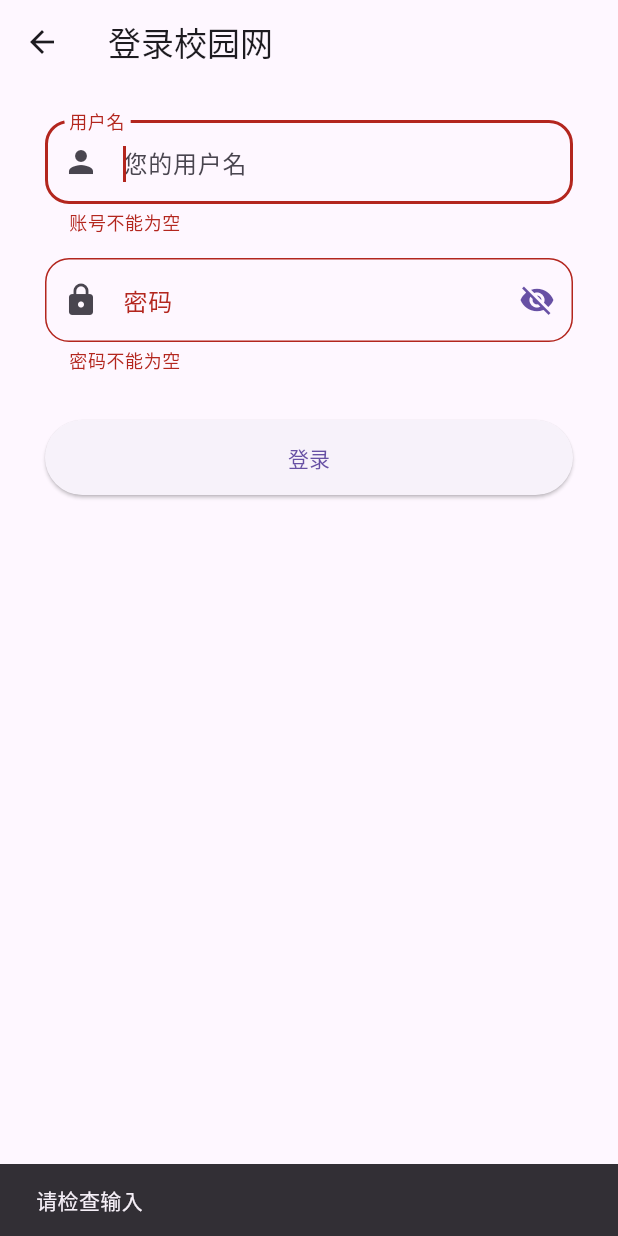
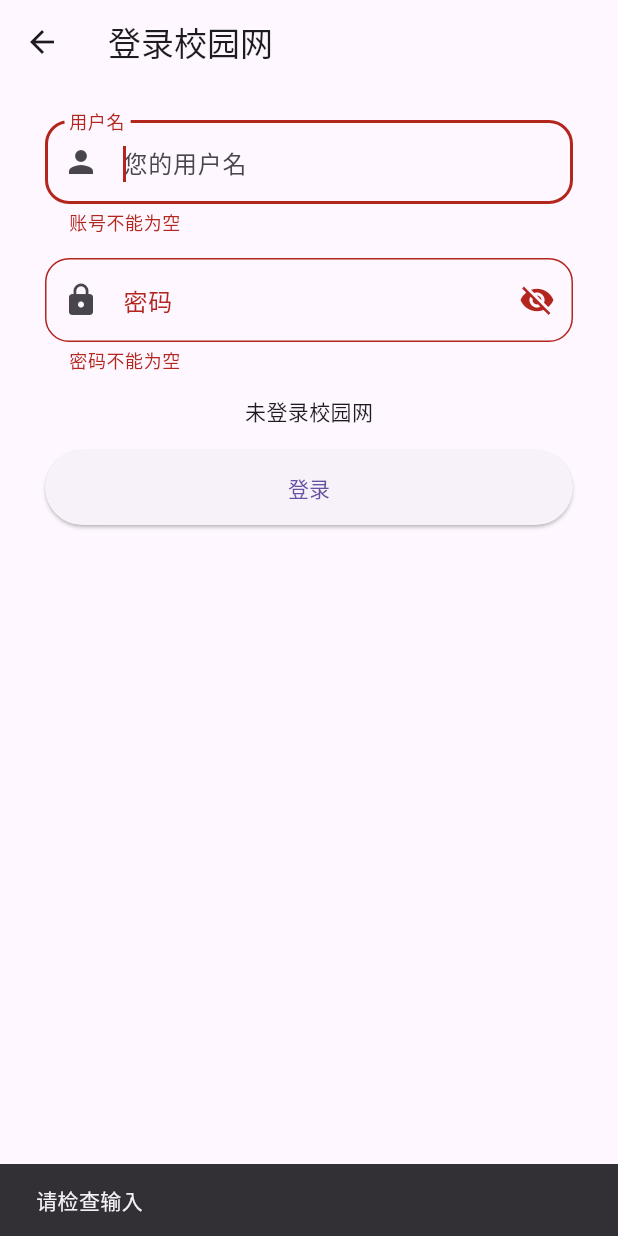
Before and after one commit to wilinz/guet_toolbox, a Flutter app: the _CampusNetworkPage screen opened directly, after a tap on "登录", on a phone screen of 412 x 824 dp. Run offline on Flutter 3.47's test engine with Material 2 defaults, Android fonts, the light colour scheme and no system bars; our stand-ins replace auto_size_text, connectivity_plus, cookie_jar, dio, dio_cookie_manager, floor and 8 more; missing offline and left inert: common_utils, encrypt, lpinyin, window_manager; accounts and stored records are empty; generated files the repository leaves out were written again; network calls fail; statements that could not run were skipped.

Commit message:
监听网络变动并检测是否是校园网

```diff
--- a/lib/data/repository/campus_network.dart
+++ b/lib/data/repository/campus_network.dart
@@ -1,15 +1,34 @@
 import 'package:guettoolbox/common/key.dart';
 import 'package:guettoolbox/data/dao/database.dart';
+import 'package:guettoolbox/data/model/campus_network/campus_network_auth_online_list.dart';
 import 'package:guettoolbox/data/model/campus_network/campus_network_auth_response_common.dart';
 import 'package:guettoolbox/data/model/campus_network/campus_network_auth_response_success.dart';
 import 'package:guettoolbox/data/model/user/user.dart';
 import 'package:guettoolbox/data/repository/network_detection.dart';
 import 'package:guettoolbox/data/service/campus_network_auth.dart';
 import 'package:guettoolbox/data/service/login.dart';
+import 'package:rxdart/rxdart.dart';
 import 'package:shared_preferences/shared_preferences.dart';
 
 class CampusNetworkRepository {
-  Future<dynamic> login(String username, String password, ISP isp) async{
+  BehaviorSubject<CampusNetworkAuthOnlineList?>
+      _campusNetworkAuthStateController =
+      BehaviorSubject<CampusNetworkAuthOnlineList?>();
+
+  ValueStream<CampusNetworkAuthOnlineList?> get campusNetworkAuthState =>
+      _campusNetworkAuthStateController.stream;
+
+  refresh() async {
+    CampusNetworkAuthOnlineList? onlineList;
+    try {
+      onlineList = await onlineListOrNull();
+    } catch (e) {
+      onlineList = null;
+    }
+    _campusNetworkAuthStateController.add(onlineList);
+  }
+
+  Future<dynamic> login(String username, String password, ISP isp) async {
     final db = await getDatabase();
     var user = await db.userDao.get(username);
     if (user == null) {
@@ -21,14 +40,13 @@ class CampusNetworkRepository {
       db.userDao.insertUser(user);
     }
     final respData = await CampusNetworkAuth.login(username, password, isp);
-    if (respData is CampusNetworkAuthResponseSuccess){
+    if (respData is CampusNetworkAuthResponseSuccess) {
       user.password = password;
       user.isActive = true;
       db.userDao.updateUser(user);
       db.userDao.offlineOtherUser(user.username);
     }
   }
-
 
   Future<CampusNetworkAuthResponseCommon> unbind(String userAccount) =>
       CampusNetworkAuth.unbind(userAccount);
@@ -38,6 +56,12 @@ class CampusNetworkRepository {
 
   Future<dynamic> onlineList() => CampusNetworkAuth.onlineList();
 
+  Future<CampusNetworkAuthOnlineList?> onlineListOrNull() async {
+    final respData = await onlineList();
+    if (respData is CampusNetworkAuthOnlineList) return respData;
+    return null;
+  }
+
   CampusNetworkRepository._create();
 
   static CampusNetworkRepository? _instance;
--- a/lib/data/repository/network_detection.dart
+++ b/lib/data/repository/network_detection.dart
@@ -1,11 +1,24 @@
+import 'dart:async';
+
+import 'package:rxdart/rxdart.dart';
+
 import '../network.dart';
 import '../service/network_detection.dart';
 
 class NetworkDetectionRepository {
-  bool? _isCampusNetworkCache = null;
+
+  bool? get isCampusNetworkCache => isCampusNetworkState.valueOrNull;
+
+  BehaviorSubject<bool?> _isCampusNetworkStateController = BehaviorSubject<bool?>();
+  ValueStream<bool?> get isCampusNetworkState => _isCampusNetworkStateController.stream;
 
   Future<bool?> get isCampusNetwork async {
-    return _isCampusNetworkCache ??= await _isCampusNetwork();
+    if (isCampusNetworkCache == null) await refresh();
+    return isCampusNetworkCache;
+  }
+
+  refresh() async {
+    _isCampusNetworkStateController.add(await _isCampusNetwork());
   }
 
   Future<bool> _isCampusNetwork() async {
--- a/lib/ui/page/campus_network/campus_network.dart
+++ b/lib/ui/page/campus_network/campus_network.dart
@@ -1,6 +1,7 @@
 import 'package:flutter/material.dart';
 import 'package:guettoolbox/data/model/campus_network/campus_network_auth_response_fail.dart';
 import 'package:guettoolbox/data/model/campus_network/campus_network_auth_response_success.dart';
+import 'package:guettoolbox/data/repository/campus_network.dart';
 import 'package:guettoolbox/data/service/campus_network_auth.dart';
 import 'package:kt_dart/standard.dart';
 import 'package:provider/provider.dart';
@@ -93,7 +94,6 @@ class _CampusNetworkPageState extends State<_CampusNetworkPage> {
                                 _passwordVisible
                                     ? Icons.visibility
                                     : Icons.visibility_off,
-                                color: Theme.of(context).primaryColor,
                               ),
                               onPressed: () {
                                 //更新状态控制密码显示或隐藏
@@ -114,7 +114,7 @@ class _CampusNetworkPageState extends State<_CampusNetworkPage> {
                         Container(
                           height: 16,
                         ),
-                        FutureBuilder(
+                        StreamBuilder(
                             builder: (context, snapshot) {
                               if (snapshot.hasData) {
                                 return Text(
@@ -122,7 +122,14 @@ class _CampusNetworkPageState extends State<_CampusNetworkPage> {
                               }
                               return Container();
                             },
-                            future: vm.isCampusNetwork,
+                            stream: vm.isCampusNetworkState,
+                            initialData: null),
+                        StreamBuilder(
+                            builder: (context, snapshot) {
+                              return Text(
+                                  snapshot.data != null ? "已登录校园网" : "未登录校园网");
+                            },
+                            stream: vm.campusNetworkAuthState,
                             initialData: null),
                         Container(
                           height: 16,
@@ -156,6 +163,7 @@ class _CampusNetworkPageState extends State<_CampusNetworkPage> {
   void initState() {
     super.initState();
     initAsync();
+    CampusNetworkRepository.getInstance().refresh();
   }
 
   void initAsync() async {
@@ -174,6 +182,7 @@ class _CampusNetworkPageState extends State<_CampusNetworkPage> {
       return;
     }
 
+    try {
       final data = await vm.login(
           _usernameController.text, _passwordController.text, ISP.campus);
       if (data is CampusNetworkAuthResponseSuccess) {
@@ -181,8 +190,12 @@ class _CampusNetworkPageState extends State<_CampusNetworkPage> {
       } else if (data is CampusNetworkAuthResponseFail) {
         _loginMessage(context, "登录失败: ${data.msga}");
       }
+    } catch (e) {
+      print(e);
+    } finally {
       setState(() {
         vm.isLoading = false;
       });
     }
   }
+}
--- a/lib/ui/page/login/login_viewmodel.dart
+++ b/lib/ui/page/login/login_viewmodel.dart
@@ -12,6 +12,8 @@ class LoginViewModel extends ChangeNotifier {
 
   Future<bool?> get isCampusNetwork =>
       NetworkDetectionRepository.getInstance().isCampusNetwork;
+
+  Stream<bool?> get isCampusNetworkState => NetworkDetectionRepository.getInstance().isCampusNetworkState;
 
   Future<bool> login(
       String username, String password, Future<String> Function() onGetCode) {
--- a/pubspec.yaml
+++ b/pubspec.yaml
@@ -62,6 +62,8 @@ dependencies:
   floor: ^1.4.0
   sqlite3_flutter_libs: ^0.5.13
   url_launcher: ^6.1.10
+  connectivity_plus: ^3.0.3
+  rxdart: ^0.27.7
 
 dev_dependencies:
   flutter_test:
```
Also changed, not shown: lib/data/network.dart (+12 -12 lines), lib/main.dart (+17 -4 lines), lib/ui/page/campus_network/campus_network_vm.dart (+19 -4 lines), lib/ui/page/login/login.dart (+7 -3 lines), pubspec.lock, 3 other files. Lines whose indentation alone changed are shown as unchanged.
